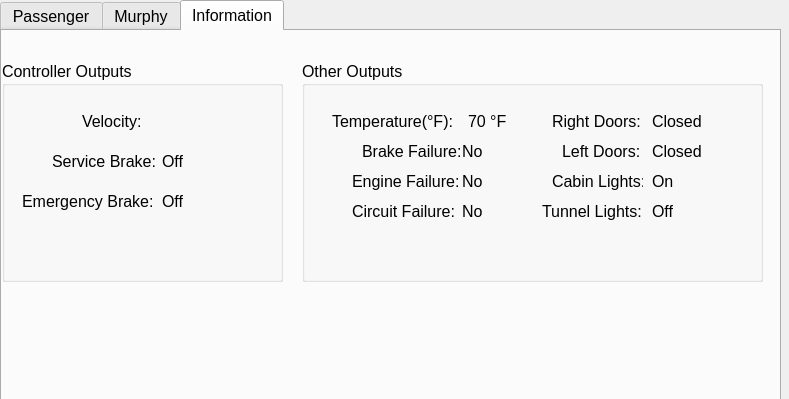
First picture: the form in DevEnv/src/TrainModel/src/TrainModel.ui, repository Prem-125/TRAINS, before the edit.
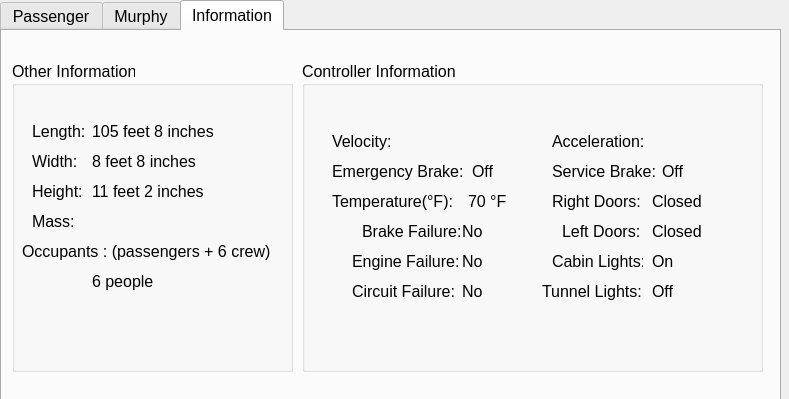
Second picture: the form after the edit. The open tabs and pages were chosen to show the change.

```diff
--- a/DevEnv/src/TrainModel/src/TrainModel.ui
+++ b/DevEnv/src/TrainModel/src/TrainModel.ui
@@ -586,358 +586,228 @@
     <attribute name="title">
      <string>Information</string>
     </attribute>
-    <widget class="QLabel" name="label_18">
-     <property name="geometry">
-      <rect>
-       <x>550</x>
-       <y>140</y>
-       <width>91</width>
-       <height>20</height>
-      </rect>
-     </property>
-     <property name="font">
-      <font>
-       <pointsize>12</pointsize>
-      </font>
-     </property>
-     <property name="text">
-      <string>Cabin Lights:</string>
-     </property>
-    </widget>
-    <widget class="QLabel" name="label_15">
-     <property name="geometry">
-      <rect>
-       <x>350</x>
-       <y>140</y>
-       <width>111</width>
-       <height>20</height>
-      </rect>
-     </property>
-     <property name="font">
-      <font>
-       <pointsize>12</pointsize>
-      </font>
-     </property>
-     <property name="text">
-      <string>Engine Failure:</string>
-     </property>
-    </widget>
-    <widget class="QLabel" name="rightDoorsOutput">
-     <property name="geometry">
-      <rect>
-       <x>650</x>
-       <y>80</y>
-       <width>51</width>
-       <height>20</height>
-      </rect>
-     </property>
-     <property name="font">
-      <font>
-       <pointsize>12</pointsize>
-      </font>
-     </property>
-     <property name="text">
-      <string>Closed</string>
-     </property>
-    </widget>
-    <widget class="QLabel" name="cLightsOutput">
-     <property name="geometry">
-      <rect>
-       <x>650</x>
-       <y>140</y>
-       <width>51</width>
-       <height>20</height>
-      </rect>
-     </property>
-     <property name="font">
-      <font>
-       <pointsize>12</pointsize>
-      </font>
-     </property>
-     <property name="frameShape">
-      <enum>QFrame::NoFrame</enum>
-     </property>
-     <property name="text">
-      <string>On</string>
-     </property>
-    </widget>
-    <widget class="QLabel" name="label_16">
-     <property name="geometry">
-      <rect>
-       <x>350</x>
-       <y>170</y>
-       <width>111</width>
-       <height>20</height>
-      </rect>
-     </property>
-     <property name="font">
-      <font>
-       <pointsize>12</pointsize>
-      </font>
-     </property>
-     <property name="text">
-      <string>Circuit Failure:</string>
-     </property>
-    </widget>
-    <widget class="QLabel" name="engineFailureOutput">
-     <property name="geometry">
-      <rect>
-       <x>460</x>
-       <y>140</y>
-       <width>51</width>
-       <height>20</height>
-      </rect>
-     </property>
-     <property name="font">
-      <font>
-       <pointsize>12</pointsize>
-      </font>
-     </property>
-     <property name="frameShape">
-      <enum>QFrame::NoFrame</enum>
-     </property>
-     <property name="text">
-      <string>No</string>
-     </property>
-    </widget>
-    <widget class="QLabel" name="tempOuput">
-     <property name="geometry">
-      <rect>
-       <x>466</x>
-       <y>80</y>
-       <width>41</width>
-       <height>20</height>
-      </rect>
-     </property>
-     <property name="font">
-      <font>
-       <pointsize>12</pointsize>
-      </font>
-     </property>
-     <property name="text">
-      <string>70 °F</string>
-     </property>
-    </widget>
-    <widget class="QLabel" name="circuitFailureOutput">
-     <property name="geometry">
-      <rect>
-       <x>460</x>
-       <y>170</y>
-       <width>51</width>
-       <height>20</height>
-      </rect>
-     </property>
-     <property name="font">
-      <font>
-       <pointsize>12</pointsize>
-      </font>
-     </property>
-     <property name="frameShape">
-      <enum>QFrame::NoFrame</enum>
-     </property>
-     <property name="text">
-      <string>No</string>
-     </property>
-    </widget>
-    <widget class="QLabel" name="Door_label_3">
-     <property name="geometry">
-      <rect>
-       <x>550</x>
-       <y>80</y>
-       <width>91</width>
-       <height>21</height>
-      </rect>
-     </property>
-     <property name="font">
-      <font>
-       <pointsize>12</pointsize>
-      </font>
-     </property>
-     <property name="text">
-      <string>Right Doors:</string>
-     </property>
-    </widget>
-    <widget class="QLabel" name="Door_label_2">
-     <property name="geometry">
-      <rect>
-       <x>560</x>
-       <y>110</y>
-       <width>81</width>
-       <height>21</height>
-      </rect>
-     </property>
-     <property name="font">
-      <font>
-       <pointsize>12</pointsize>
-      </font>
-     </property>
-     <property name="text">
-      <string>Left Doors:</string>
-     </property>
-    </widget>
-    <widget class="QLabel" name="veloOutput">
-     <property name="geometry">
-      <rect>
-       <x>160</x>
-       <y>60</y>
-       <width>131</width>
-       <height>20</height>
-      </rect>
-     </property>
-     <property name="font">
-      <font>
-       <pointsize>12</pointsize>
-      </font>
-     </property>
-     <property name="text">
-      <string/>
-     </property>
-    </widget>
-    <widget class="QLabel" name="brakeFailureOutput">
-     <property name="geometry">
-      <rect>
-       <x>460</x>
-       <y>110</y>
-       <width>51</width>
-       <height>20</height>
-      </rect>
-     </property>
-     <property name="font">
-      <font>
-       <pointsize>12</pointsize>
-      </font>
-     </property>
-     <property name="frameShape">
-      <enum>QFrame::NoFrame</enum>
-     </property>
-     <property name="text">
-      <string>No</string>
-     </property>
-    </widget>
-    <widget class="QLabel" name="tLightsOutput">
-     <property name="geometry">
-      <rect>
-       <x>650</x>
-       <y>170</y>
-       <width>51</width>
-       <height>20</height>
-      </rect>
-     </property>
-     <property name="font">
-      <font>
-       <pointsize>12</pointsize>
-      </font>
-     </property>
-     <property name="frameShape">
-      <enum>QFrame::NoFrame</enum>
-     </property>
-     <property name="text">
-      <string>Off</string>
-     </property>
-    </widget>
-    <widget class="QLabel" name="label_17">
-     <property name="geometry">
-      <rect>
-       <x>540</x>
-       <y>170</y>
-       <width>111</width>
-       <height>20</height>
-      </rect>
-     </property>
-     <property name="font">
-      <font>
-       <pointsize>12</pointsize>
-      </font>
-     </property>
-     <property name="text">
-      <string>Tunnel Lights:</string>
-     </property>
-    </widget>
-    <widget class="QLabel" name="label_19">
-     <property name="geometry">
-      <rect>
-       <x>330</x>
-       <y>80</y>
-       <width>131</width>
-       <height>20</height>
-      </rect>
-     </property>
-     <property name="font">
-      <font>
-       <pointsize>12</pointsize>
-      </font>
-     </property>
-     <property name="text">
-      <string>Temperature(°F): </string>
-     </property>
-    </widget>
-    <widget class="QLabel" name="label_14">
-     <property name="geometry">
-      <rect>
-       <x>360</x>
-       <y>110</y>
-       <width>111</width>
-       <height>20</height>
-      </rect>
-     </property>
-     <property name="font">
-      <font>
-       <pointsize>12</pointsize>
-      </font>
-     </property>
-     <property name="text">
-      <string>Brake Failure:</string>
-     </property>
-    </widget>
-    <widget class="QLabel" name="leftDoorsOutput">
-     <property name="geometry">
-      <rect>
-       <x>650</x>
-       <y>110</y>
-       <width>51</width>
-       <height>20</height>
-      </rect>
-     </property>
-     <property name="font">
-      <font>
-       <pointsize>12</pointsize>
-      </font>
-     </property>
-     <property name="text">
-      <string>Closed</string>
-     </property>
-    </widget>
     <widget class="QGroupBox" name="groupBox_10">
      <property name="geometry">
       <rect>
        <x>300</x>
        <y>30</y>
        <width>461</width>
-       <height>221</height>
+       <height>311</height>
       </rect>
      </property>
      <property name="title">
-      <string>Other Outputs</string>
+      <string>Controller Information</string>
      </property>
-    </widget>
-    <widget class="QGroupBox" name="groupBox_11">
-     <property name="geometry">
-      <rect>
-       <x>0</x>
-       <y>30</y>
-       <width>281</width>
-       <height>221</height>
-      </rect>
-     </property>
-     <property name="title">
-      <string>Controller Outputs</string>
-     </property>
-     <widget class="QLabel" name="label_31">
+     <widget class="QLabel" name="Door_label_3">
       <property name="geometry">
        <rect>
-        <x>80</x>
-        <y>50</y>
+        <x>250</x>
+        <y>130</y>
+        <width>91</width>
+        <height>21</height>
+       </rect>
+      </property>
+      <property name="font">
+       <font>
+        <pointsize>12</pointsize>
+       </font>
+      </property>
+      <property name="text">
+       <string>Right Doors:</string>
+      </property>
+     </widget>
+     <widget class="QLabel" name="label_16">
+      <property name="geometry">
+       <rect>
+        <x>50</x>
+        <y>220</y>
+        <width>111</width>
+        <height>20</height>
+       </rect>
+      </property>
+      <property name="font">
+       <font>
+        <pointsize>12</pointsize>
+       </font>
+      </property>
+      <property name="text">
+       <string>Circuit Failure:</string>
+      </property>
+     </widget>
+     <widget class="QLabel" name="label_14">
+      <property name="geometry">
+       <rect>
+        <x>60</x>
+        <y>160</y>
+        <width>111</width>
+        <height>20</height>
+       </rect>
+      </property>
+      <property name="font">
+       <font>
+        <pointsize>12</pointsize>
+       </font>
+      </property>
+      <property name="text">
+       <string>Brake Failure:</string>
+      </property>
+     </widget>
+     <widget class="QLabel" name="cLightsOutput">
+      <property name="geometry">
+       <rect>
+        <x>350</x>
+        <y>190</y>
+        <width>51</width>
+        <height>20</height>
+       </rect>
+      </property>
+      <property name="font">
+       <font>
+        <pointsize>12</pointsize>
+       </font>
+      </property>
+      <property name="frameShape">
+       <enum>QFrame::NoFrame</enum>
+      </property>
+      <property name="text">
+       <string>On</string>
+      </property>
+     </widget>
+     <widget class="QLabel" name="label_18">
+      <property name="geometry">
+       <rect>
+        <x>250</x>
+        <y>190</y>
+        <width>91</width>
+        <height>20</height>
+       </rect>
+      </property>
+      <property name="font">
+       <font>
+        <pointsize>12</pointsize>
+       </font>
+      </property>
+      <property name="text">
+       <string>Cabin Lights:</string>
+      </property>
+     </widget>
+     <widget class="QLabel" name="label_17">
+      <property name="geometry">
+       <rect>
+        <x>240</x>
+        <y>220</y>
+        <width>111</width>
+        <height>20</height>
+       </rect>
+      </property>
+      <property name="font">
+       <font>
+        <pointsize>12</pointsize>
+       </font>
+      </property>
+      <property name="text">
+       <string>Tunnel Lights:</string>
+      </property>
+     </widget>
+     <widget class="QLabel" name="circuitFailureOutput">
+      <property name="geometry">
+       <rect>
+        <x>160</x>
+        <y>220</y>
+        <width>51</width>
+        <height>20</height>
+       </rect>
+      </property>
+      <property name="font">
+       <font>
+        <pointsize>12</pointsize>
+       </font>
+      </property>
+      <property name="frameShape">
+       <enum>QFrame::NoFrame</enum>
+      </property>
+      <property name="text">
+       <string>No</string>
+      </property>
+     </widget>
+     <widget class="QLabel" name="tempOuput">
+      <property name="geometry">
+       <rect>
+        <x>166</x>
+        <y>130</y>
+        <width>41</width>
+        <height>20</height>
+       </rect>
+      </property>
+      <property name="font">
+       <font>
+        <pointsize>12</pointsize>
+       </font>
+      </property>
+      <property name="text">
+       <string>70 °F</string>
+      </property>
+     </widget>
+     <widget class="QLabel" name="leftDoorsOutput">
+      <property name="geometry">
+       <rect>
+        <x>350</x>
+        <y>160</y>
+        <width>51</width>
+        <height>20</height>
+       </rect>
+      </property>
+      <property name="font">
+       <font>
+        <pointsize>12</pointsize>
+       </font>
+      </property>
+      <property name="text">
+       <string>Closed</string>
+      </property>
+     </widget>
+     <widget class="QLabel" name="label_19">
+      <property name="geometry">
+       <rect>
+        <x>30</x>
+        <y>130</y>
+        <width>131</width>
+        <height>20</height>
+       </rect>
+      </property>
+      <property name="font">
+       <font>
+        <pointsize>12</pointsize>
+       </font>
+      </property>
+      <property name="text">
+       <string>Temperature(°F): </string>
+      </property>
+     </widget>
+     <widget class="QLabel" name="Door_label_2">
+      <property name="geometry">
+       <rect>
+        <x>260</x>
+        <y>160</y>
         <width>81</width>
+        <height>21</height>
+       </rect>
+      </property>
+      <property name="font">
+       <font>
+        <pointsize>12</pointsize>
+       </font>
+      </property>
+      <property name="text">
+       <string>Left Doors:</string>
+      </property>
+     </widget>
+     <widget class="QLabel" name="rightDoorsOutput">
+      <property name="geometry">
+       <rect>
+        <x>350</x>
+        <y>130</y>
+        <width>51</width>
         <height>20</height>
        </rect>
       </property>
@@ -947,14 +817,32 @@
        </font>
       </property>
       <property name="text">
-       <string>Velocity:</string>
+       <string>Closed</string>
       </property>
      </widget>
-     <widget class="QLabel" name="serviceBreakOuput">
+     <widget class="QLabel" name="label_15">
       <property name="geometry">
        <rect>
-        <x>160</x>
-        <y>90</y>
+        <x>50</x>
+        <y>190</y>
+        <width>111</width>
+        <height>20</height>
+       </rect>
+      </property>
+      <property name="font">
+       <font>
+        <pointsize>12</pointsize>
+       </font>
+      </property>
+      <property name="text">
+       <string>Engine Failure:</string>
+      </property>
+     </widget>
+     <widget class="QLabel" name="tLightsOutput">
+      <property name="geometry">
+       <rect>
+        <x>350</x>
+        <y>220</y>
         <width>51</width>
         <height>20</height>
        </rect>
@@ -971,11 +859,53 @@
        <string>Off</string>
       </property>
      </widget>
+     <widget class="QLabel" name="brakeFailureOutput">
+      <property name="geometry">
+       <rect>
+        <x>160</x>
+        <y>160</y>
+        <width>51</width>
+        <height>20</height>
+       </rect>
+      </property>
+      <property name="font">
+       <font>
+        <pointsize>12</pointsize>
+       </font>
+      </property>
+      <property name="frameShape">
+       <enum>QFrame::NoFrame</enum>
+      </property>
+      <property name="text">
+       <string>No</string>
+      </property>
+     </widget>
+     <widget class="QLabel" name="engineFailureOutput">
+      <property name="geometry">
+       <rect>
+        <x>160</x>
+        <y>190</y>
+        <width>51</width>
+        <height>20</height>
+       </rect>
+      </property>
+      <property name="font">
+       <font>
+        <pointsize>12</pointsize>
+       </font>
+      </property>
+      <property name="frameShape">
+       <enum>QFrame::NoFrame</enum>
+      </property>
+      <property name="text">
+       <string>No</string>
+      </property>
+     </widget>
      <widget class="QLabel" name="label_29">
       <property name="geometry">
        <rect>
-        <x>50</x>
-        <y>90</y>
+        <x>250</x>
+        <y>100</y>
         <width>111</width>
         <height>20</height>
        </rect>
@@ -989,32 +919,11 @@
        <string>Service Brake:</string>
       </property>
      </widget>
-     <widget class="QLabel" name="emergencyBreakOuput">
-      <property name="geometry">
-       <rect>
-        <x>160</x>
-        <y>130</y>
-        <width>51</width>
-        <height>20</height>
-       </rect>
-      </property>
-      <property name="font">
-       <font>
-        <pointsize>12</pointsize>
-       </font>
-      </property>
-      <property name="frameShape">
-       <enum>QFrame::NoFrame</enum>
-      </property>
-      <property name="text">
-       <string>Off</string>
-      </property>
-     </widget>
      <widget class="QLabel" name="label_30">
       <property name="geometry">
        <rect>
-        <x>20</x>
-        <y>130</y>
+        <x>30</x>
+        <y>100</y>
         <width>141</width>
         <height>20</height>
        </rect>
@@ -1028,26 +937,262 @@
        <string>Emergency Brake:</string>
       </property>
      </widget>
+     <widget class="QLabel" name="serviceBreakOuput">
+      <property name="geometry">
+       <rect>
+        <x>360</x>
+        <y>100</y>
+        <width>51</width>
+        <height>20</height>
+       </rect>
+      </property>
+      <property name="font">
+       <font>
+        <pointsize>12</pointsize>
+       </font>
+      </property>
+      <property name="frameShape">
+       <enum>QFrame::NoFrame</enum>
+      </property>
+      <property name="text">
+       <string>Off</string>
+      </property>
+     </widget>
+     <widget class="QLabel" name="emergencyBreakOuput">
+      <property name="geometry">
+       <rect>
+        <x>170</x>
+        <y>100</y>
+        <width>51</width>
+        <height>20</height>
+       </rect>
+      </property>
+      <property name="font">
+       <font>
+        <pointsize>12</pointsize>
+       </font>
+      </property>
+      <property name="frameShape">
+       <enum>QFrame::NoFrame</enum>
+      </property>
+      <property name="text">
+       <string>Off</string>
+      </property>
+     </widget>
+     <widget class="QLabel" name="veloOutput">
+      <property name="geometry">
+       <rect>
+        <x>100</x>
+        <y>70</y>
+        <width>131</width>
+        <height>20</height>
+       </rect>
+      </property>
+      <property name="font">
+       <font>
+        <pointsize>12</pointsize>
+       </font>
+      </property>
+      <property name="text">
+       <string/>
+      </property>
+     </widget>
+     <widget class="QLabel" name="label_31">
+      <property name="geometry">
+       <rect>
+        <x>30</x>
+        <y>70</y>
+        <width>81</width>
+        <height>20</height>
+       </rect>
+      </property>
+      <property name="font">
+       <font>
+        <pointsize>12</pointsize>
+       </font>
+      </property>
+      <property name="text">
+       <string>Velocity:</string>
+      </property>
+     </widget>
+     <widget class="QLabel" name="length_9">
+      <property name="geometry">
+       <rect>
+        <x>250</x>
+        <y>70</y>
+        <width>111</width>
+        <height>21</height>
+       </rect>
+      </property>
+      <property name="text">
+       <string>Acceleration:</string>
+      </property>
+     </widget>
+     <widget class="QLabel" name="accOutput">
+      <property name="geometry">
+       <rect>
+        <x>350</x>
+        <y>70</y>
+        <width>111</width>
+        <height>21</height>
+       </rect>
+      </property>
+      <property name="text">
+       <string/>
+      </property>
+     </widget>
     </widget>
-    <zorder>groupBox_10</zorder>
-    <zorder>groupBox_11</zorder>
-    <zorder>label_18</zorder>
-    <zorder>label_15</zorder>
-    <zorder>rightDoorsOutput</zorder>
-    <zorder>cLightsOutput</zorder>
-    <zorder>label_16</zorder>
-    <zorder>engineFailureOutput</zorder>
-    <zorder>tempOuput</zorder>
-    <zorder>circuitFailureOutput</zorder>
-    <zorder>Door_label_3</zorder>
-    <zorder>Door_label_2</zorder>
-    <zorder>veloOutput</zorder>
-    <zorder>brakeFailureOutput</zorder>
-    <zorder>tLightsOutput</zorder>
-    <zorder>label_17</zorder>
-    <zorder>label_19</zorder>
-    <zorder>label_14</zorder>
-    <zorder>leftDoorsOutput</zorder>
+    <widget class="QGroupBox" name="groupBox_11">
+     <property name="geometry">
+      <rect>
+       <x>10</x>
+       <y>30</y>
+       <width>281</width>
+       <height>311</height>
+      </rect>
+     </property>
+     <property name="title">
+      <string>Other Information</string>
+     </property>
+     <widget class="QLabel" name="length">
+      <property name="geometry">
+       <rect>
+        <x>20</x>
+        <y>60</y>
+        <width>71</width>
+        <height>21</height>
+       </rect>
+      </property>
+      <property name="text">
+       <string>Length:</string>
+      </property>
+     </widget>
+     <widget class="QLabel" name="length_2">
+      <property name="geometry">
+       <rect>
+        <x>20</x>
+        <y>90</y>
+        <width>71</width>
+        <height>21</height>
+       </rect>
+      </property>
+      <property name="text">
+       <string>Width:</string>
+      </property>
+     </widget>
+     <widget class="QLabel" name="length_3">
+      <property name="geometry">
+       <rect>
+        <x>20</x>
+        <y>150</y>
+        <width>71</width>
+        <height>21</height>
+       </rect>
+      </property>
+      <property name="text">
+       <string>Mass:</string>
+      </property>
+     </widget>
+     <widget class="QLabel" name="length_4">
+      <property name="geometry">
+       <rect>
+        <x>20</x>
+        <y>120</y>
+        <width>71</width>
+        <height>21</height>
+       </rect>
+      </property>
+      <property name="text">
+       <string>Height:</string>
+      </property>
+     </widget>
+     <widget class="QLabel" name="length_5">
+      <property name="geometry">
+       <rect>
+        <x>10</x>
+        <y>170</y>
+        <width>261</width>
+        <height>41</height>
+       </rect>
+      </property>
+      <property name="text">
+       <string>Occupants : (passengers + 6 crew)</string>
+      </property>
+     </widget>
+     <widget class="QLabel" name="OccupantOutput">
+      <property name="geometry">
+       <rect>
+        <x>80</x>
+        <y>210</y>
+        <width>91</width>
+        <height>21</height>
+       </rect>
+      </property>
+      <property name="font">
+       <font>
+        <pointsize>12</pointsize>
+       </font>
+      </property>
+      <property name="frameShape">
+       <enum>QFrame::NoFrame</enum>
+      </property>
+      <property name="text">
+       <string>6 people</string>
+      </property>
+     </widget>
+     <widget class="QLabel" name="length_6">
+      <property name="geometry">
+       <rect>
+        <x>80</x>
+        <y>60</y>
+        <width>151</width>
+        <height>21</height>
+       </rect>
+      </property>
+      <property name="text">
+       <string>105 feet 8 inches</string>
+      </property>
+     </widget>
+     <widget class="QLabel" name="length_7">
+      <property name="geometry">
+       <rect>
+        <x>80</x>
+        <y>90</y>
+        <width>121</width>
+        <height>21</height>
+       </rect>
+      </property>
+      <property name="text">
+       <string>8 feet 8 inches</string>
+      </property>
+     </widget>
+     <widget class="QLabel" name="length_8">
+      <property name="geometry">
+       <rect>
+        <x>80</x>
+        <y>120</y>
+        <width>131</width>
+        <height>21</height>
+       </rect>
+      </property>
+      <property name="text">
+       <string>11 feet 2 inches</string>
+      </property>
+     </widget>
+     <widget class="QLabel" name="massOutput">
+      <property name="geometry">
+       <rect>
+        <x>70</x>
+        <y>150</y>
+        <width>131</width>
+        <height>21</height>
+       </rect>
+      </property>
+      <property name="text">
+       <string/>
+      </property>
+     </widget>
+    </widget>
    </widget>
   </widget>
  </widget>
```
Left out of the diff: 42 changed lines with no effect on the pictures.
